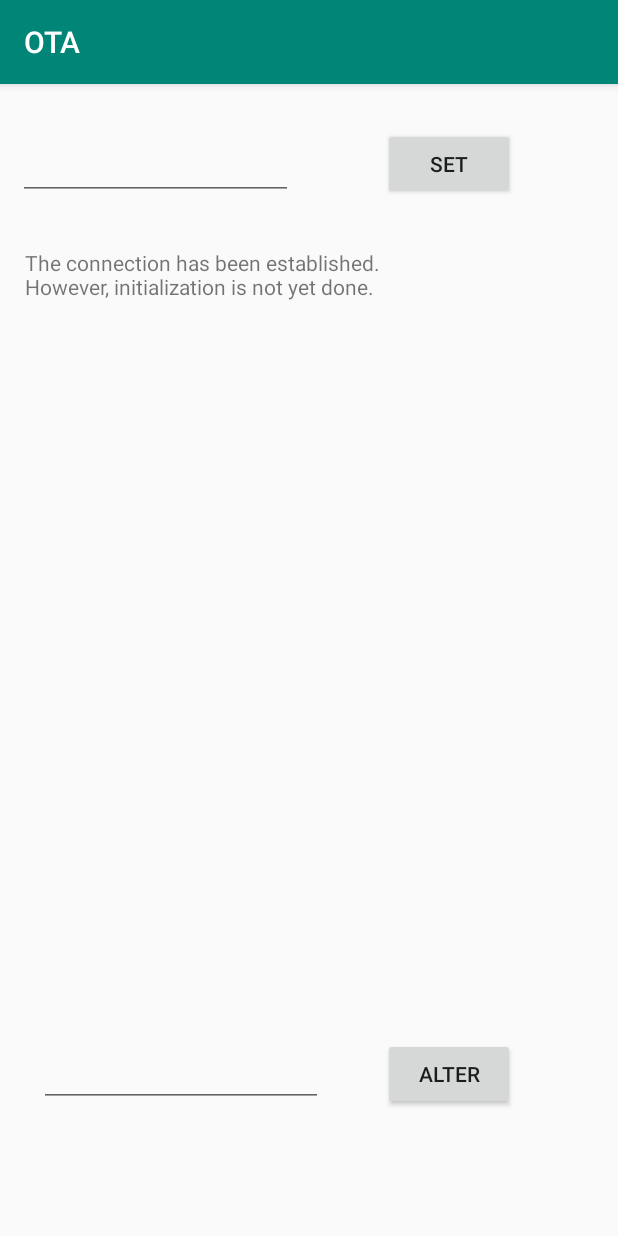
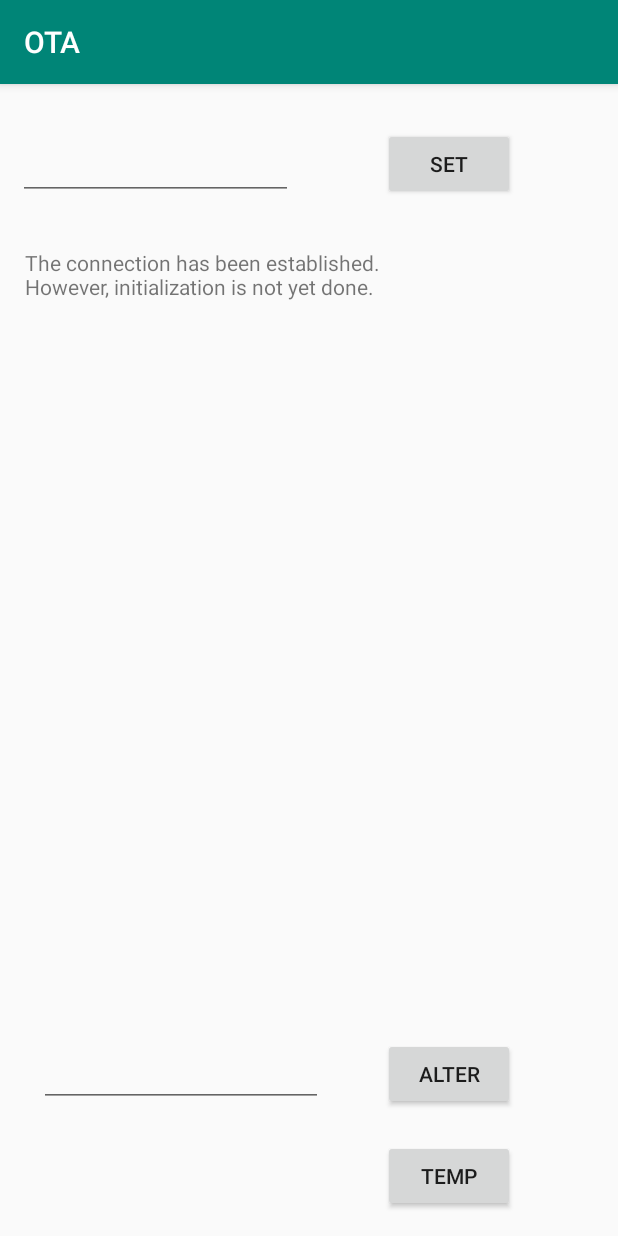
Before and after one commit to NotQuiteAwake/smart-aircon, an Android app: the screen it shows after launch (MainActivity), after a tap on "ALTER", on a phone screen of 412 x 824 dp. Run offline under Robolectric (Android 15) with nearby library versions, the phone set to English and light mode, and no system bars; 4 statements that could not run were skipped; 1 other tap on this screen came first.

Commit message:
Add Networking and ViewTempActivity
NOT TESTED
Took most of the networking methods out of the MainActivity and created
the new class Networking;
Added ViewTempActivity to visualize temperature changes using
MPAndroidChart.
Added todo-list in README.md

```diff
--- a/OTA/app/build.gradle
+++ b/OTA/app/build.gradle
@@ -29,6 +29,7 @@ android {
 }
 
 dependencies {
+    implementation 'com.github.PhilJay:MPAndroidChart:v3.1.0-alpha'
     implementation fileTree(dir: 'libs', include: ['*.jar'])
     implementation 'com.android.support:appcompat-v7:27.1.1'
     implementation 'com.android.support.constraint:constraint-layout:1.1.0'
--- a/OTA/app/src/main/AndroidManifest.xml
+++ b/OTA/app/src/main/AndroidManifest.xml
@@ -10,6 +10,8 @@
         android:supportsRtl="true"
         android:theme="@style/AppTheme">
 
+        <activity android:name=".ViewTempActivity"></activity>
+
         <activity android:name=".MainActivity">
             <intent-filter>
                 <action android:name="android.intent.action.MAIN" />
--- a/OTA/app/src/main/java/com/ota/jimmychen/ota/MainActivity.java
+++ b/OTA/app/src/main/java/com/ota/jimmychen/ota/MainActivity.java
@@ -2,6 +2,7 @@ package com.ota.jimmychen.ota;
 
 import android.Manifest;
 import android.content.Context;
+import android.content.Intent;
 import android.content.pm.PackageManager;
 import android.os.Looper;
 import android.support.v4.content.ContextCompat;
@@ -44,12 +45,13 @@ public class MainActivity extends AppCompatActivity {
     private static final String ACTIVITY_TAG="MainActivity";
     private String ip_address = "";
     boolean isInitialized = false;
+    boolean active_before_restore = false;
+
     TextView info_tv;
-    Button set_ip, set_param;
+    Button set_ip, set_param, view_temp;
     EditText ipInput, man_param;
 
-    MediaType JSON = MediaType.parse("application/json;charset=utf-8");
-    volatile
+    Networking network = new Networking();
 
     Thread data_proc_thread = null;
     Thread task_post_thread = null;
@@ -59,91 +61,68 @@ public class MainActivity extends AppCompatActivity {
         System.loadLibrary("native-lib");
     }
 
-    private void post_request(final String urlStr, final JSONObject json) {
-        OkHttpClient httpClient = new OkHttpClient();
-        RequestBody requestBody = RequestBody.create(JSON, String.valueOf(json));
-        try {
-            Request request = new Request.Builder()
-                    .url(urlStr + "/post_tasks")
-                    .post(requestBody)
-                    .build();
-            httpClient.newCall(request).enqueue(new Callback() {
-                @Override
-                public void onFailure(Call call, IOException e) {
-                    //Toast.makeText(MainActivity.this, "POST failed", Toast.LENGTH_SHORT);
-    //              showToast("POST Failed");
-                }
-
-                @Override
-                public void onResponse(Call call, Response response) throws IOException {
-                    String repStr = response.body().string();
-                    if (repStr != null) {
-                        try {
-                            JSONObject repJSON = new JSONObject(repStr);
-                            int status = repJSON.getInt("status");
-                            if (status == 1) {
-                                //Toast.makeText(MainActivity.this, "Submit Successful(1)", Toast.LENGTH_SHORT).show()
-                                // showToast("successful.");
-                            } else if (status == -1) {
-                                //Toast.makeText(MainActivity.this, "Submit Failed(-1)", Toast.LENGTH_SHORT).show();
-                                // showToast("failed.");
-                            }
-                        } catch (JSONException e) { /*And what can I possibly say?*/ }
-                    }
-                }
-            });
-        } catch (IllegalArgumentException e) {
-            e.printStackTrace();
-            //Toast.makeText(MainActivity.this, "Illegal Address.", Toast.LENGTH_SHORT).show();
-            // showToast("illegal address");
+    @Override
+    protected void onResume() {
+        super.onResume();
+        if (active_before_restore) {
+            data_proc(ip_address);
         }
     }
 
-    private String get_data(final String urlStr) {
-        HttpURLConnection conn = null;
-        InputStream is = null;
-        String resultData = "";
-        try {
-            URL url = new URL(urlStr + "/data_fetch");
-            conn = (HttpURLConnection) url.openConnection();
-            conn.setRequestMethod("GET");
-            if (conn.getResponseCode() == 200) {
-                is = conn.getInputStream();
-                InputStreamReader isr = new InputStreamReader(is);
-                BufferedReader bufferReader = new BufferedReader(isr);
-                String inputLine = "";
-                while ((inputLine = bufferReader.readLine()) != null) {
-                    resultData += inputLine + "\n";
-                }
-                Log.i(MainActivity.ACTIVITY_TAG, "resultData: " + resultData);
-            }
-        } catch (IOException e) {
-            e.printStackTrace();
-        }
-        return resultData;
+    @Override
+    protected void onPause() {
+        super.onPause();
+        if (data_proc_thread != null) { data_proc_thread.interrupt(); active_before_restore = true; }
+        if (task_post_thread != null) { task_post_thread.interrupt(); active_before_restore = true; }
     }
 
-    public static boolean hasPermission(Context context) {
-        int result = ContextCompat.checkSelfPermission(context, Manifest.permission.INTERNET);
-        return result == PackageManager.PERMISSION_GRANTED;
-    }
+    @Override
+    protected void onCreate(Bundle savedInstanceState) {
+        super.onCreate(savedInstanceState);
+        setContentView(R.layout.activity_main);
 
-    public List<String> json_to_array(JSONArray jArray) {
-        List<String> list = new ArrayList<String>();
-        if (jArray != null) {
-            for (int i = 0; i < jArray.length(); i++) {
-                try { list.add(jArray.getString(i)); } catch (JSONException e) { e.printStackTrace(); }
+        info_tv = (TextView)findViewById(R.id.info_tv);
+        set_ip = (Button)findViewById(R.id.set_ip);
+        ipInput = (EditText)findViewById(R.id.ip_input);
+        set_param = (Button)findViewById(R.id.manual_set);
+        man_param = (EditText)findViewById(R.id.man_param);
+        view_temp = (Button)findViewById(R.id.view_temp);
+
+        info_tv.setMovementMethod(ScrollingMovementMethod.getInstance());
+        requestPermissions(new String[]{Manifest.permission.INTERNET}, 0);
+
+        set_ip.setOnClickListener(new View.OnClickListener() {
+            @Override
+            public void onClick(View view) {
+                ip_address = "http://" + ipInput.getText().toString();
+                data_proc(ip_address);
+                Toast.makeText(MainActivity.this, "Connected", Toast.LENGTH_SHORT).show();
             }
-        }
-        return list;
-    }
+        });
 
-    public List<Double> str_to_double(List<String> strA) {
-        List<Double> res = new ArrayList<>();
-        for (int i = 0 ; i < strA.size(); i ++) {
-            try { res.add(Double.parseDouble(strA.get(i))); } catch (Exception e) { e.printStackTrace(); res.add(new Double(-1)); }
-        }
-        return res;
+        set_param.setOnClickListener(new View.OnClickListener() {
+            @Override
+            public void onClick(View view) {
+                if (ip_address == null) { Toast.makeText(MainActivity.this, "Not Connected.", Toast.LENGTH_SHORT).show(); }
+                else {
+                    String pref = man_param.getText().toString();
+                    predict_alter(ip_address, pref);
+                    Toast.makeText(MainActivity.this, "Request Made.", Toast.LENGTH_SHORT).show();
+                }
+            }
+        });
+
+        // TODO: 2019/2/3  Add precautions for ip_address unavailable problem
+
+        view_temp.setOnClickListener(new View.OnClickListener() {
+            @Override
+            public void onClick(View view) {
+                Intent intent = new Intent();
+                intent.setClass(MainActivity.this, ViewTempActivity.class);
+                intent.putExtra("ip_address", ip_address);
+                startActivity(intent);
+            }
+        });
     }
 
     public void predict_alter(final String ip_address, final String pref) {
@@ -160,18 +139,18 @@ public class MainActivity extends AppCompatActivity {
                 task_post_thread = new Thread(new Runnable() {
                     @Override
                     public void run() {
-                        JSONObject json = new JSONObject();
+                        JSONObject req = new JSONObject();
                         double exp_time = Double.parseDouble(pref.substring(0, pref.indexOf(":")));
                         double exp_temp = Double.parseDouble(pref.substring(pref.indexOf(":") + 1, pref.length()));
                         try {
-                            json.put("cmd", "modify_exp");
-                            json.put("exp_time", exp_time);
-                            json.put("exp_temp", exp_temp);
+                            req.put("cmd", "modify_exp");
+                            req.put("exp_time", exp_time);
+                            req.put("exp_temp", exp_temp);
                         } catch (JSONException e) {
                             e.printStackTrace();
                         }
-                        post_request(ip_address, json);
-                        String res = get_data(ip_address);
+                        network.post_request(ip_address, req);
+                        String res = network.get_data(ip_address);
                         try {
                             JSONObject json_res = new JSONObject(res);
                             int status = json_res.getInt("status");
@@ -188,13 +167,13 @@ public class MainActivity extends AppCompatActivity {
         try {
             JSONObject req = new JSONObject();
             req.put("cmd", "check_init_state");
-            post_request(ip_address, req);
-            JSONObject response = new JSONObject(get_data(ip_address));
+            network.post_request(ip_address, req);
+            JSONObject response = new JSONObject(network.get_data(ip_address));
             if (response.getInt("status") == -1) { Log.e(MainActivity.ACTIVITY_TAG, "update_init_state failed to fetch state."); }
             else {
-                 int init_state_int = response.getInt("init_state");
-                 if (init_state_int > 0) { isInitialized = true; }
-                 else isInitialized = false;
+                int init_state_int = response.getInt("init_state");
+                if (init_state_int > 0) { isInitialized = true; }
+                else isInitialized = false;
             }
         } catch (JSONException e) { e.printStackTrace(); }
 
@@ -235,14 +214,14 @@ public class MainActivity extends AppCompatActivity {
                     } catch (JSONException e) {
                         e.printStackTrace();
                     }
-                    post_request(ip_address, json);
-                    String res = get_data(ip_address);
+                    network.post_request(ip_address, json);
+                    String res = network.get_data(ip_address);
                     try {
                         JSONObject json_rep = new JSONObject(res);
                         int status = json_rep.getInt("status");
                         if (status == 1) {
-                            List<String> temp = json_to_array(json_rep.getJSONArray("temp"));
-                            List<String> exp = json_to_array(json_rep.getJSONArray("exp"));
+                            List<String> temp = network.json_to_array(json_rep.getJSONArray("temp"));
+                            List<String> exp = network.json_to_array(json_rep.getJSONArray("exp"));
                             int time = json_rep.getInt("time");
                             int p_time = json_rep.getInt("p_time");
                             output = "";
@@ -263,38 +242,9 @@ public class MainActivity extends AppCompatActivity {
         Toast.makeText(MainActivity.this, "Thread started.", Toast.LENGTH_SHORT).show();
     }
 
-    @Override
-    protected void onCreate(Bundle savedInstanceState) {
-        super.onCreate(savedInstanceState);
-        setContentView(R.layout.activity_main);
-
-        info_tv = (TextView)findViewById(R.id.info_tv);
-        set_ip = (Button)findViewById(R.id.set_ip);
-        ipInput = (EditText)findViewById(R.id.ipInput);
-        set_param = (Button)findViewById(R.id.manual_set);
-        man_param = (EditText)findViewById(R.id.man_param);
-
-        info_tv.setMovementMethod(ScrollingMovementMethod.getInstance());
-        requestPermissions(new String[]{Manifest.permission.INTERNET}, 0);
-        set_ip.setOnClickListener(new View.OnClickListener() {
-            @Override
-            public void onClick(View view) {
-                ip_address = "http://" + ipInput.getText().toString();
-                data_proc(ip_address);
-                Toast.makeText(MainActivity.this, "Connected", Toast.LENGTH_SHORT).show();
-            }
-        });
-        set_param.setOnClickListener(new View.OnClickListener() {
-            @Override
-            public void onClick(View view) {
-                if (ip_address == null) { Toast.makeText(MainActivity.this, "Not Connected.", Toast.LENGTH_SHORT).show(); }
-                else {
-                    String pref = man_param.getText().toString();
-                    predict_alter(ip_address, pref);
-                    Toast.makeText(MainActivity.this, "Request Made.", Toast.LENGTH_SHORT).show();
-                }
-            }
-        });
+    public static boolean hasPermission(Context context) {
+        int result = ContextCompat.checkSelfPermission(context, Manifest.permission.INTERNET);
+        return result == PackageManager.PERMISSION_GRANTED;
     }
 
     /**
--- /dev/null
+++ b/OTA/app/src/main/java/com/ota/jimmychen/ota/Networking.java
@@ -0,0 +1,110 @@
+package com.ota.jimmychen.ota;
+
+import android.util.Log;
+
+import org.json.JSONArray;
+import org.json.JSONException;
+import org.json.JSONObject;
+
+import java.io.BufferedReader;
+import java.io.IOException;
+import java.io.InputStream;
+import java.io.InputStreamReader;
+import java.net.HttpURLConnection;
+import java.net.URL;
+import java.util.ArrayList;
+import java.util.List;
+
+import okhttp3.Call;
+import okhttp3.Callback;
+import okhttp3.MediaType;
+import okhttp3.OkHttpClient;
+import okhttp3.Request;
+import okhttp3.RequestBody;
+import okhttp3.Response;
+
+public class Networking {
+    MediaType JSON = MediaType.parse("application/json;charset=utf-8");
+
+    public void post_request(final String urlStr, final JSONObject json) {
+        OkHttpClient httpClient = new OkHttpClient();
+        RequestBody requestBody = RequestBody.create(JSON, String.valueOf(json));
+        try {
+            Request request = new Request.Builder()
+                    .url(urlStr + "/post_tasks")
+                    .post(requestBody)
+                    .build();
+            httpClient.newCall(request).enqueue(new Callback() {
+                @Override
+                public void onFailure(Call call, IOException e) {
+                    //Toast.makeText(MainActivity.this, "POST failed", Toast.LENGTH_SHORT);
+                    //              showToast("POST Failed");
+                }
+
+                @Override
+                public void onResponse(Call call, Response response) throws IOException {
+                    String repStr = response.body().string();
+                    if (repStr != null) {
+                        try {
+                            JSONObject repJSON = new JSONObject(repStr);
+                            int status = repJSON.getInt("status");
+                            if (status == 1) {
+                                //Toast.makeText(MainActivity.this, "Submit Successful(1)", Toast.LENGTH_SHORT).show()
+                                // showToast("successful.");
+                            } else if (status == -1) {
+                                //Toast.makeText(MainActivity.this, "Submit Failed(-1)", Toast.LENGTH_SHORT).show();
+                                // showToast("failed.");
+                            }
+                        } catch (JSONException e) { /*And what can I possibly say?*/ }
+                    }
+                }
+            });
+        } catch (IllegalArgumentException e) {
+            e.printStackTrace();
+            //Toast.makeText(MainActivity.this, "Illegal Address.", Toast.LENGTH_SHORT).show();
+            // showToast("illegal address");
+        }
+    }
+
+    public String get_data(final String urlStr) {
+        HttpURLConnection conn = null;
+        InputStream is = null;
+        String resultData = "";
+        try {
+            URL url = new URL(urlStr + "/data_fetch");
+            conn = (HttpURLConnection) url.openConnection();
+            conn.setRequestMethod("GET");
+            if (conn.getResponseCode() == 200) {
+                is = conn.getInputStream();
+                InputStreamReader isr = new InputStreamReader(is);
+                BufferedReader bufferReader = new BufferedReader(isr);
+                String inputLine = "";
+                while ((inputLine = bufferReader.readLine()) != null) {
+                    resultData += inputLine + "\n";
+                }
+                Log.i("get_data:", "resultData: " + resultData);
+            }
+        } catch (IOException e) {
+            e.printStackTrace();
+        }
+        return resultData;
+    }
+
+    public List<String> json_to_array(JSONArray jArray) {
+        List<String> list = new ArrayList<String>();
+        if (jArray != null) {
+            for (int i = 0; i < jArray.length(); i++) {
+                try { list.add(jArray.getString(i)); } catch (JSONException e) { e.printStackTrace(); }
+            }
+        }
+        return list;
+    }
+
+    public List<Double> str_to_double(List<String> strl) {
+        List<Double> doul = new ArrayList<>();
+        for (int i = 0; i < strl.size(); i++) {
+            doul.add(Double.valueOf(strl.get(i)));
+        }
+        return doul;
+    }
+}
--- a/OTA/app/src/main/res/layout/activity_main.xml
+++ b/OTA/app/src/main/res/layout/activity_main.xml
@@ -15,7 +15,7 @@
         app:layout_constraintGuide_end="364dp" />
 
     <EditText
-        android:id="@+id/ipInput"
+        android:id="@+id/ip_input"
         android:layout_width="183dp"
         android:layout_height="41dp"
         android:layout_marginStart="12dp"
@@ -31,9 +31,9 @@
         android:layout_height="wrap_content"
         android:layout_marginStart="60dp"
         android:text="@string/set"
-        app:layout_constraintBottom_toBottomOf="@+id/ipInput"
-        app:layout_constraintStart_toEndOf="@+id/ipInput"
-        app:layout_constraintTop_toTopOf="@+id/ipInput"
+        app:layout_constraintBottom_toBottomOf="@+id/ip_input"
+        app:layout_constraintStart_toEndOf="@+id/ip_input"
+        app:layout_constraintTop_toTopOf="@+id/ip_input"
         app:layout_constraintVertical_bias="1.0" />
 
     <TextView
@@ -46,8 +46,8 @@
         android:text="Log"
         app:layout_constraintEnd_toEndOf="@+id/set_ip"
         app:layout_constraintHorizontal_bias="0.8"
-        app:layout_constraintStart_toStartOf="@+id/ipInput"
-        app:layout_constraintTop_toBottomOf="@+id/ipInput" />
+        app:layout_constraintStart_toStartOf="@+id/ip_input"
+        app:layout_constraintTop_toBottomOf="@+id/ip_input" />
 
     <Button
         android:id="@+id/manual_set"
@@ -72,4 +72,15 @@
         app:layout_constraintTop_toTopOf="@+id/manual_set"
         app:layout_constraintVertical_bias="0.6" />
 
+    <Button
+        android:id="@+id/view_temp"
+        android:layout_width="wrap_content"
+        android:layout_height="wrap_content"
+        android:layout_marginTop="20dp"
+        android:text="Temp"
+        app:layout_constraintEnd_toEndOf="@+id/manual_set"
+        app:layout_constraintHorizontal_bias="0.0"
+        app:layout_constraintStart_toStartOf="@+id/manual_set"
+        app:layout_constraintTop_toBottomOf="@+id/manual_set" />
+
 </android.support.constraint.ConstraintLayout>
--- a/OTA/build.gradle
+++ b/OTA/build.gradle
@@ -9,7 +9,6 @@ buildscript {
     dependencies {
         classpath 'com.android.tools.build:gradle:3.3.0'
 
-
         // NOTE: Do not place your application dependencies here; they belong
         // in the individual module build.gradle files
     }
@@ -19,6 +18,7 @@ allprojects {
     repositories {
         google()
         jcenter()
+        maven { url 'https://jitpack.io' }
     }
 }
 
```
Also changed, not shown: OTA/app/src/main/java/com/ota/jimmychen/ota/ViewTempActivity.java (added, +106 -0 lines), OTA/app/src/main/res/layout/activity_viewtemp.xml (added, +13 -0 lines), 1 other file.
